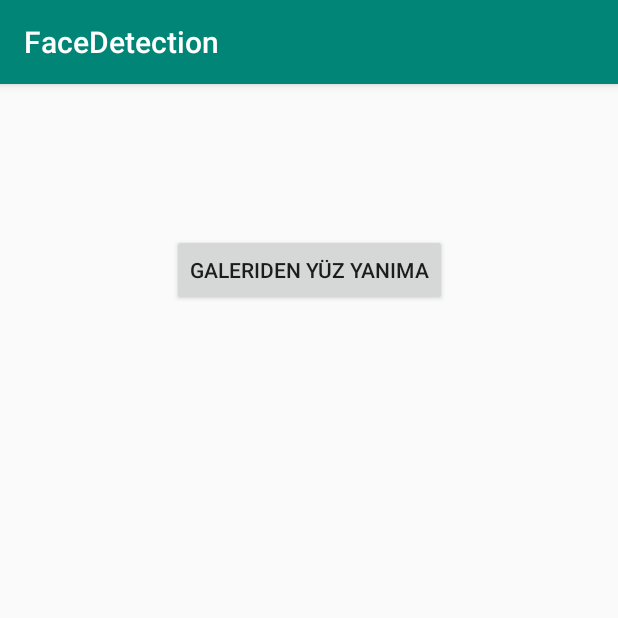
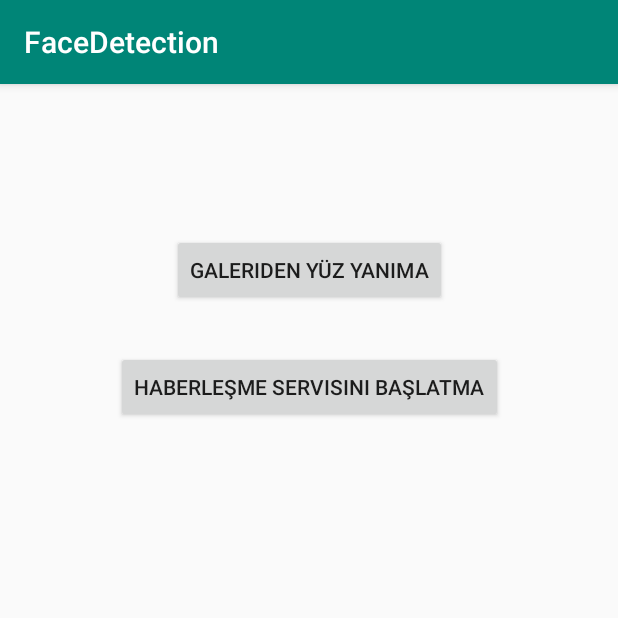
Before and after one commit to yedhrab/BitirmeProjesi-Eski, an Android app: the screen it shows after launch (MainActivity), on a phone screen of 412 x 824 dp, the top half of it. Run offline under Robolectric (Android 15) with nearby library versions, the light colour scheme and no system bars.

Commit message:
🚧 Temel servis yapısı kuruldu

```diff
--- a/app/src/main/java/com/aeye/facedetection/MainActivity.java
+++ b/app/src/main/java/com/aeye/facedetection/MainActivity.java
@@ -1,14 +1,21 @@
 package com.aeye.facedetection;
 
+import androidx.annotation.RequiresApi;
 import androidx.appcompat.app.AppCompatActivity;
+import androidx.core.app.NotificationCompat;
 
+import android.app.Notification;
+import android.app.PendingIntent;
 import android.content.Intent;
+import android.os.Build;
 import android.os.Bundle;
 import android.widget.Button;
 
 public class MainActivity extends AppCompatActivity {
 
-    Button btn_gallery;
+    Button btn_gallery, btn_telemetry;
+
+    static final int TELEMETRY_CHANNEL_ID = 1;
 
     @Override
     protected void onCreate(Bundle savedInstanceState) {
@@ -21,10 +28,11 @@ public class MainActivity extends AppCompatActivity {
 
     void initViews() {
         btn_gallery = findViewById(R.id.btn_gallery);
+        btn_telemetry = findViewById(R.id.btn_telemetry);
     }
 
     void bindEvents() {
-        btn_gallery.setOnClickListener((view) -> startActivity(new Intent(MainActivity.this, GalleryActivity.class)));
+        btn_gallery.setOnClickListener((view) -> startActivity(new Intent(this, GalleryActivity.class)));
+        btn_telemetry.setOnClickListener((view) -> startService(new Intent(this, TelemetryService.class)));
     }
-
 }
--- a/app/src/main/res/layout/activity_main.xml
+++ b/app/src/main/res/layout/activity_main.xml
@@ -11,8 +11,18 @@
         android:layout_width="wrap_content"
         android:layout_height="wrap_content"
         android:layout_marginTop="100dp"
-        android:text="@string/first_button"
+        android:text="@string/btn_gallery"
         app:layout_constraintEnd_toEndOf="parent"
         app:layout_constraintStart_toStartOf="parent"
         app:layout_constraintTop_toTopOf="parent" />
+
+    <Button
+        android:id="@+id/btn_telemetry"
+        android:layout_width="wrap_content"
+        android:layout_height="wrap_content"
+        android:layout_marginTop="30dp"
+        android:text="@string/btn_telemetry"
+        app:layout_constraintEnd_toEndOf="parent"
+        app:layout_constraintStart_toStartOf="parent"
+        app:layout_constraintTop_toBottomOf="@+id/btn_gallery" />
 </androidx.constraintlayout.widget.ConstraintLayout>
--- a/app/src/main/res/values/strings.xml
+++ b/app/src/main/res/values/strings.xml
@@ -1,4 +1,5 @@
 <resources>
     <string name="app_name">FaceDetection</string>
-    <string name="first_button">Galeriden Yüz Yanıma</string>
+    <string name="btn_gallery">Galeriden Yüz Yanıma</string>
+    <string name="btn_telemetry">Haberleşme Servisini Başlatma</string>
 </resources>
```
Also changed, not shown: app/src/main/AndroidManifest.xml (+13 -6 lines), app/src/main/java/com/aeye/facedetection/TelemetryService.java (added, +88 -0 lines).
